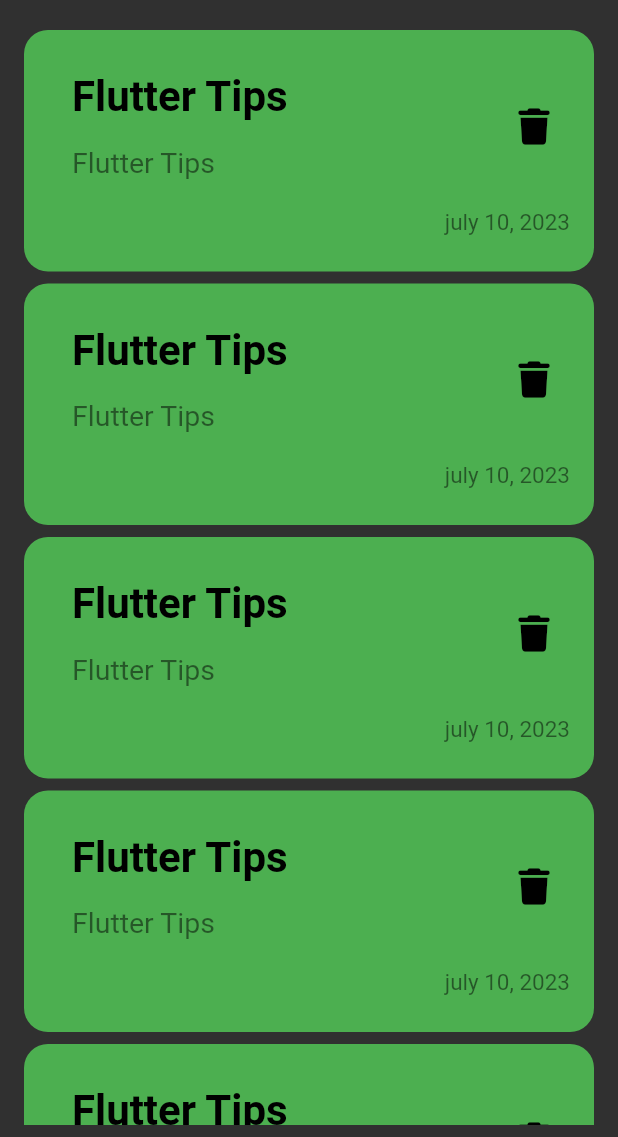
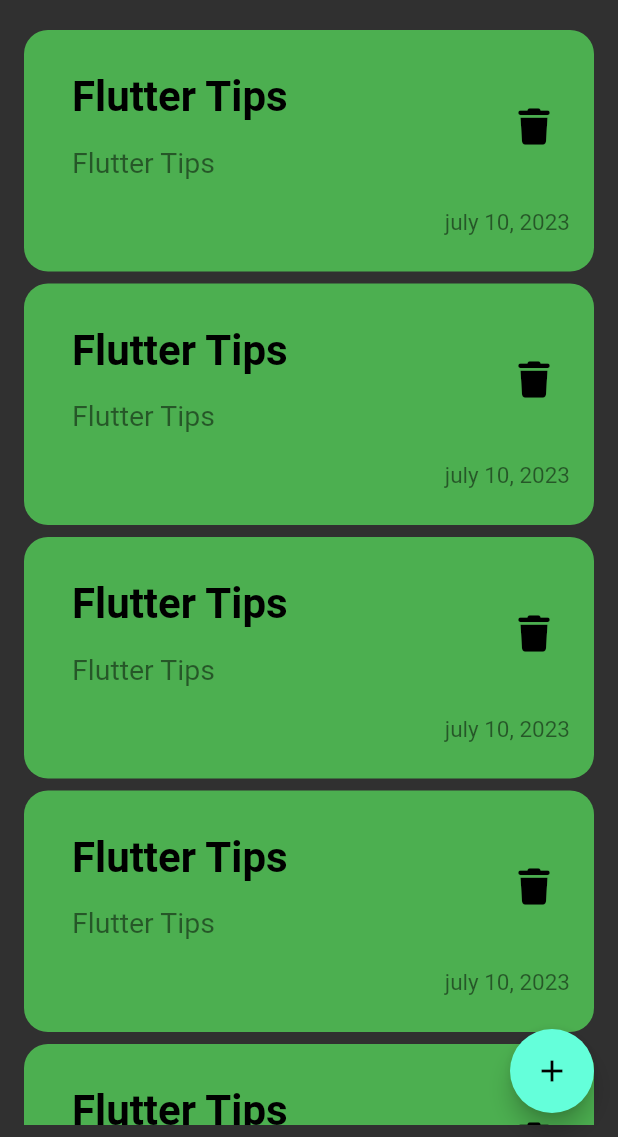
Before and after one commit to abdulrahmmann/notes_app, a Flutter app: the screen it shows after launch, on a phone screen of 412 x 824 dp, the part 99-1236 px from its top. Run offline on Flutter 3.47's test engine with Material 2 defaults, Android fonts, the phone set to English and light mode, and no system bars; our stand-ins replace font_awesome_flutter.

Commit message:
add FloatingActionButton

```diff
--- a/lib/views/home_notes_view.dart
+++ b/lib/views/home_notes_view.dart
@@ -6,8 +6,14 @@ class NotesView extends StatelessWidget {
 
   @override
   Widget build(BuildContext context) {
-    return const Scaffold(
-      body: NotesViewBody(),
+    return Scaffold(
+      floatingActionButton: FloatingActionButton(
+        child: const Icon(Icons.add, color: Colors.black,),
+          onPressed: () {
+
+          }
+      ),
+      body: const NotesViewBody(),
     );
   }
 }
```
